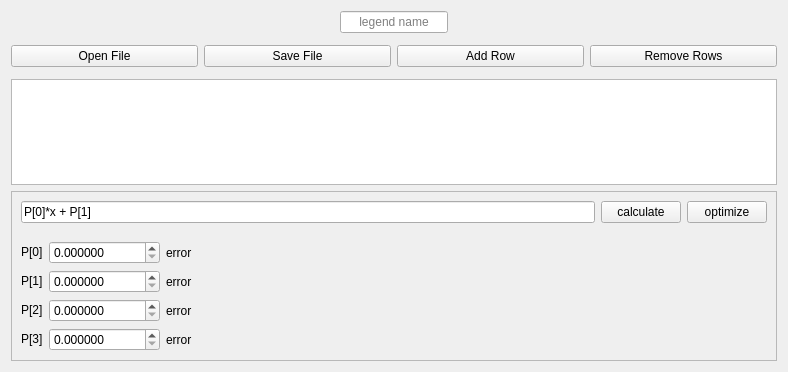
Above: WWplot/ui/table.ui from wwmm/wwplot before the change. Below: the same form after it.
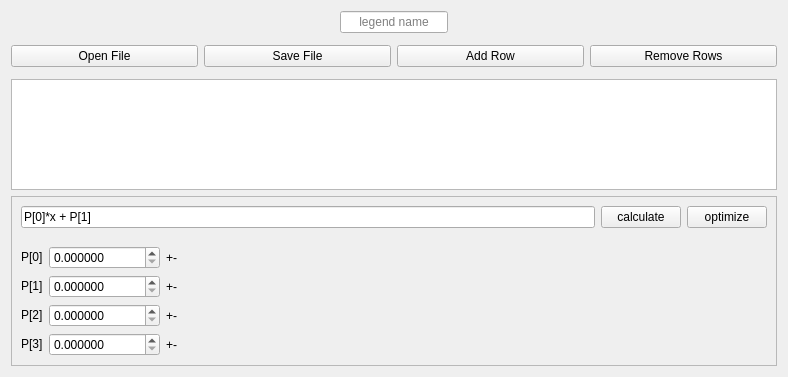
That is the form after the change.

The edit to the form file:
```diff
--- a/WWplot/ui/table.ui
+++ b/WWplot/ui/table.ui
@@ -7,7 +7,7 @@
     <x>0</x>
     <y>0</y>
     <width>788</width>
-    <height>372</height>
+    <height>377</height>
    </rect>
   </property>
   <property name="sizePolicy">
@@ -114,7 +114,7 @@
            </sizepolicy>
           </property>
           <property name="text">
-           <string>error</string>
+           <string>+-</string>
           </property>
          </widget>
         </item>
@@ -168,7 +168,7 @@
            </sizepolicy>
           </property>
           <property name="text">
-           <string>error</string>
+           <string>+-</string>
           </property>
          </widget>
         </item>
@@ -232,7 +232,7 @@
            </sizepolicy>
           </property>
           <property name="text">
-           <string>error</string>
+           <string>+-</string>
           </property>
          </widget>
         </item>
@@ -280,7 +280,7 @@
            </sizepolicy>
           </property>
           <property name="text">
-           <string>error</string>
+           <string>+-</string>
           </property>
          </widget>
         </item>
```
